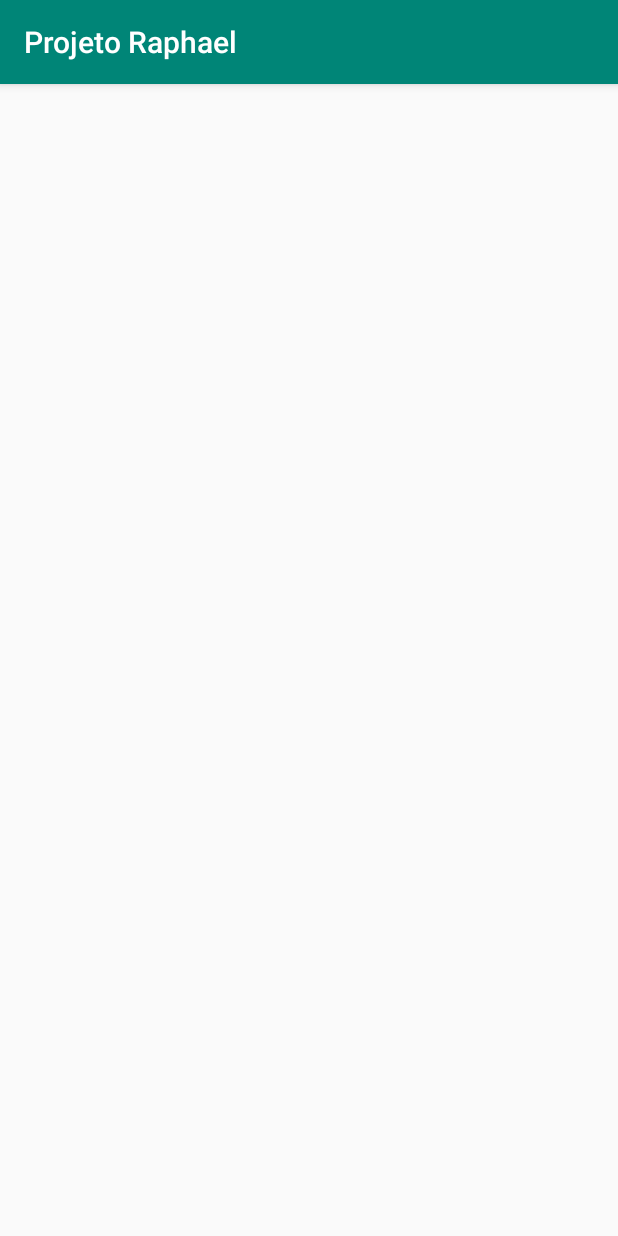
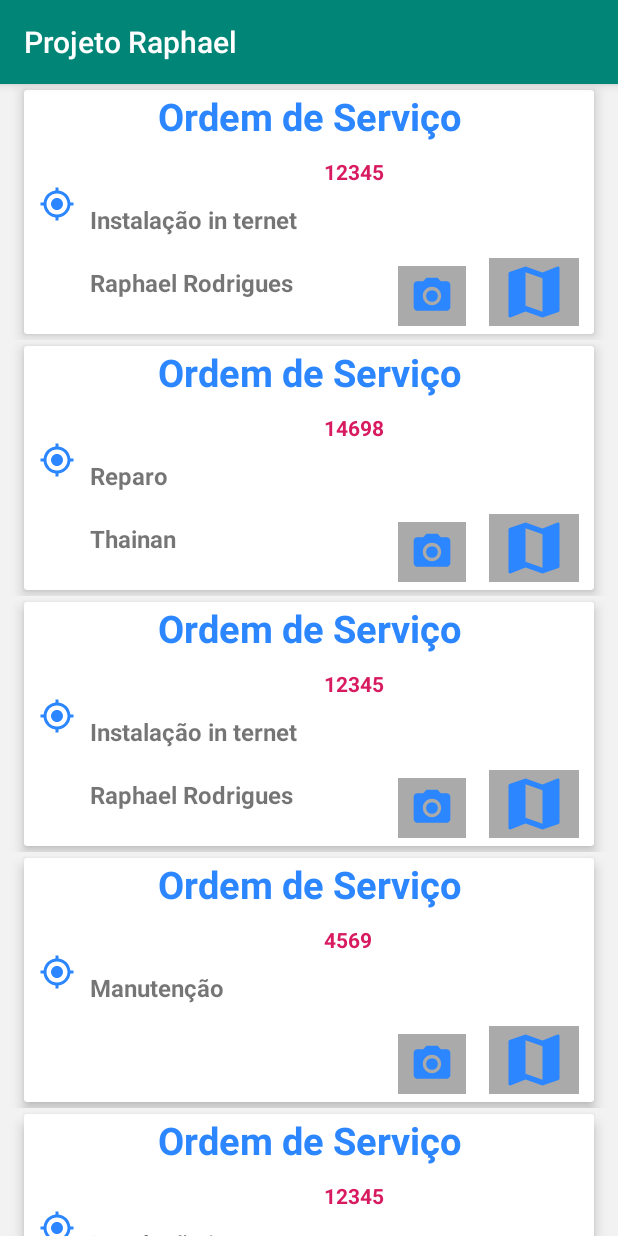
Before and after one commit to RphRodrigues/Android-Projetomeuapp, an Android app: the screen it shows after launch (TelaInicialActivity), on a phone screen of 412 x 824 dp. Run offline under Robolectric (Android 15) with nearby library versions, the phone set to English and light mode, and no system bars.

Commit message:
Adicionado a estrutura para o RecyclerView com CardView

```diff
--- a/app/build.gradle
+++ b/app/build.gradle
@@ -23,6 +23,7 @@ dependencies {
     implementation 'com.android.support:appcompat-v7:28.0.0'
     implementation 'com.android.support.constraint:constraint-layout:1.1.3'
     implementation 'com.android.support:design:28.0.0'
+    implementation 'com.android.support:recyclerview-v7:28.0.0'
     implementation 'com.android.support:cardview-v7:28.0.0'
     testImplementation 'junit:junit:4.12'
     androidTestImplementation 'com.android.support.test:runner:1.0.2'
--- a/app/src/main/AndroidManifest.xml
+++ b/app/src/main/AndroidManifest.xml
@@ -9,6 +9,7 @@
         android:roundIcon="@mipmap/ic_launcher_round"
         android:supportsRtl="true"
         android:theme="@style/AppTheme">
+
         <activity android:name=".TelaInicialActivity">
             <intent-filter>
                 <action android:name="android.intent.action.MAIN" />
@@ -16,8 +17,9 @@
                 <category android:name="android.intent.category.LAUNCHER" />
             </intent-filter>
         </activity>
-        <activity android:name=".MainActivity">
-        </activity>
+
+        <activity android:name=".MainActivity" />
+
         <activity
             android:name=".CadastrarServicoActivity"
             android:label="@string/cadastrar_servico" />
--- a/app/src/main/java/com/rtstudio/projetomeuapp/TelaInicialActivity.java
+++ b/app/src/main/java/com/rtstudio/projetomeuapp/TelaInicialActivity.java
@@ -1,11 +1,16 @@
 package com.rtstudio.projetomeuapp;
 
+import android.content.Intent;
 import android.os.Bundle;
+import android.support.design.widget.FloatingActionButton;
 import android.support.v7.app.AppCompatActivity;
-import android.widget.ListView;
+import android.support.v7.widget.LinearLayoutManager;
+import android.support.v7.widget.RecyclerView;
+import android.view.View;
 
-import com.rtstudio.projetomeuapp.adapter.CustomListAdapter;
-import com.rtstudio.projetomeuapp.classes.Card;
+import com.rtstudio.projetomeuapp.adapter.OrdemServicoAdapter;
+import com.rtstudio.projetomeuapp.classes.OrdemServico;
+import com.rtstudio.projetomeuapp.classes.modeloOS;
 
 import java.util.ArrayList;
 import java.util.List;
@@ -13,28 +18,38 @@ import java.util.List;
 public class TelaInicialActivity extends AppCompatActivity {
 
 //    private FloatingActionButton fab;
-
-    private ListView listView;
+    private RecyclerView recyclerView;
+    private OrdemServicoAdapter adapter;
+    private List<modeloOS> modeloOSList;
 
     @Override
 
     protected void onCreate(Bundle savedInstanceState) {
         super.onCreate(savedInstanceState);
-        setContentView(R.layout.listview_layout);
+        setContentView(R.layout.activity_tela_inicial);
 
-        listView = findViewById(R.id.listview);
+//        fab = findViewById(R.id.telaInicial_fabId);
 
-        List<Card> lista = new ArrayList<>();
-        lista.add(new Card(12345, "Instalação internet", "Raphael Rodrigues"));
-        lista.add(new Card(14698, "Reparo", "Thainan"));
-        lista.add(new Card(4569, "Manutenção"));
-        lista.add(new Card(4569, "Manutenção"));
+        modeloOSList = new ArrayList<>();
 
-        CustomListAdapter adapter = new CustomListAdapter(this, R.layout.activity_tela_inicial, lista);
+        recyclerView = findViewById(R.id.myRecyclerView);
+        recyclerView.setHasFixedSize(true);
+        recyclerView.setLayoutManager(new LinearLayoutManager(this));
 
-        listView.setAdapter(adapter);
-//        fab = findViewById(R.id.telaInicial_fabId);
-//
+        modeloOSList.add(new modeloOS(12345, "Instalação in ternet", "Raphael Rodrigues"));
+        modeloOSList.add(new modeloOS(14698, "Reparo", "Thainan"));
+        modeloOSList.add(new modeloOS(12345, "Instalação in ternet", "Raphael Rodrigues"));
+        modeloOSList.add(new modeloOS(4569, "Manutenção"));
+        modeloOSList.add(new modeloOS(12345, "Instalação in ternet", "Raphael Rodrigues"));
+        modeloOSList.add(new modeloOS(14698, "Reparo", "Thainan"));
+        modeloOSList.add(new modeloOS(12345, "Instalação in ternet", "Raphael Rodrigues"));
+        modeloOSList.add(new modeloOS(4569, "Manutenção"));
+        modeloOSList.add(new modeloOS(14698, "Reparo", "Thainan"));
+        modeloOSList.add(new modeloOS(14698, "Reparo", "Thainan"));
+
+        adapter = new OrdemServicoAdapter(this, modeloOSList);
+        recyclerView.setAdapter(adapter);
+
 //        fab.setOnClickListener(new View.OnClickListener() {
 //            @Override
 //            public void onClick(View v) {
--- a/app/src/main/java/com/rtstudio/projetomeuapp/classes/Card.java
+++ b/app/src/main/java/com/rtstudio/projetomeuapp/classes/modeloOS.java
@@ -3,18 +3,18 @@ package com.rtstudio.projetomeuapp.classes;
 /**
  * Created by Raphael Rodrigues on 31/03/2019
  */
-public class Card {
+public class modeloOS {
     private int numOS;
     private String tipoServico;
     private String nomeCliente;
 
-    public Card(int numOS, String tipoServico, String nomeCliente) {
+    public modeloOS(int numOS, String tipoServico, String nomeCliente) {
         this.numOS = numOS;
         this.tipoServico = tipoServico;
         this.nomeCliente = nomeCliente;
     }
 
-    public Card(int numOS, String tipoServico) {
+    public modeloOS(int numOS, String tipoServico) {
         this.numOS = numOS;
         this.tipoServico = tipoServico;
     }
```
Also changed, not shown: app/src/main/res/layout/activity_tela_inicial.xml (+6 -108 lines).
